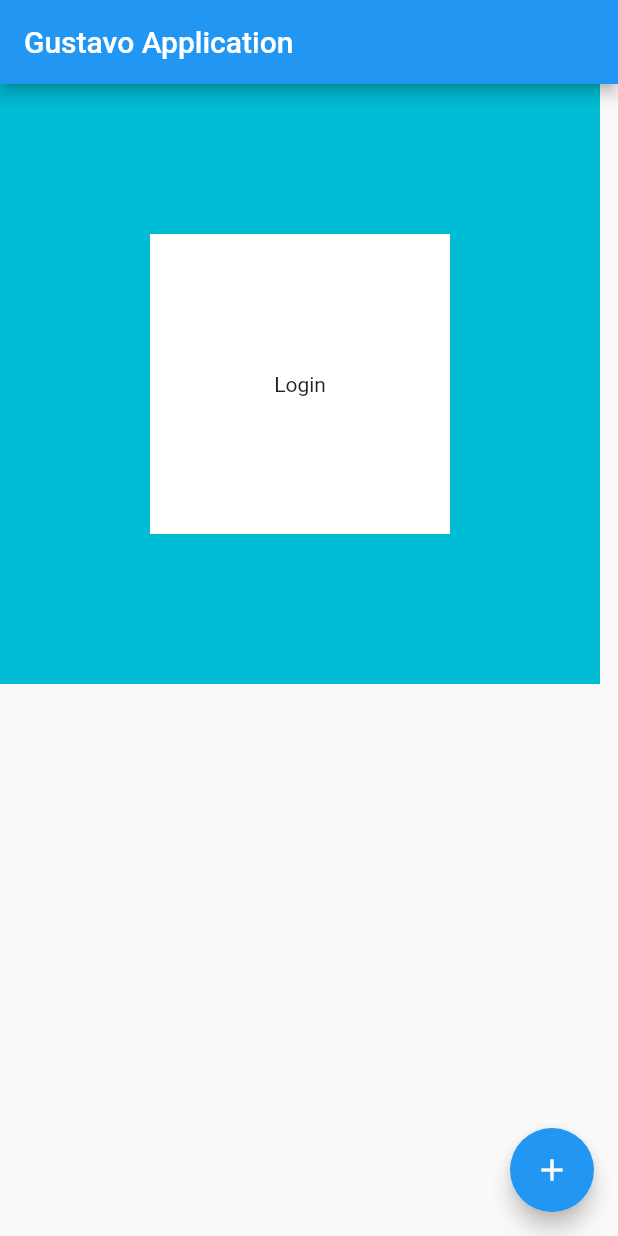
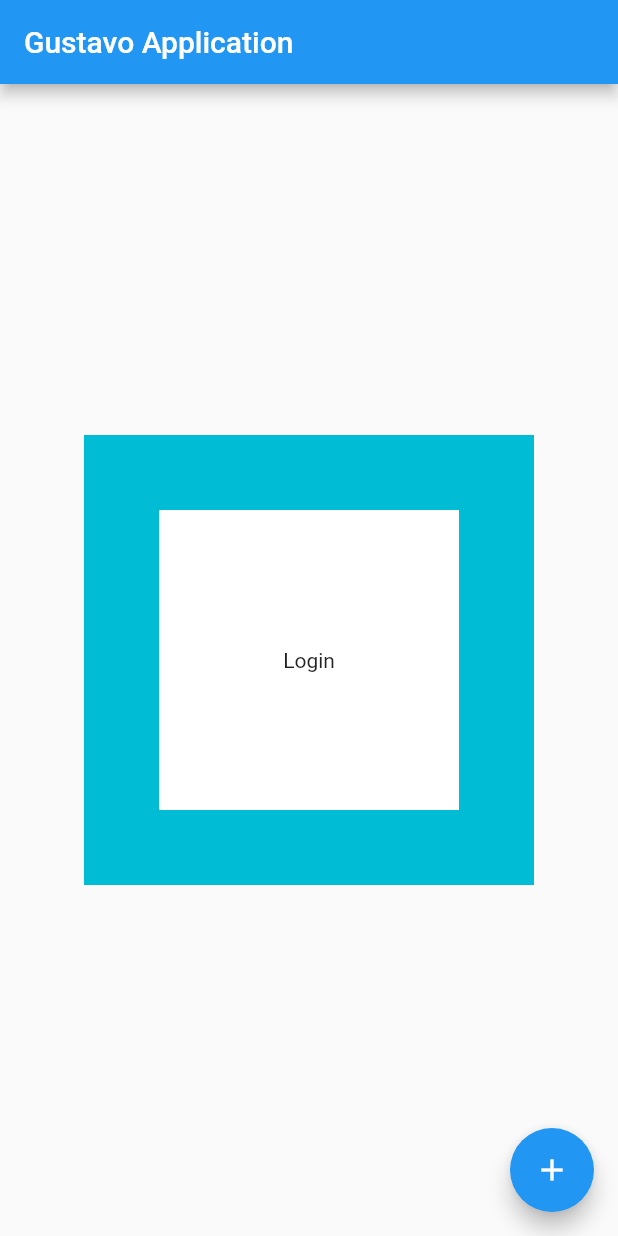
Before and after one commit to Winiast/Projeto_flutter, a Flutter app: the screen it shows after launch, on a phone screen of 412 x 824 dp. Run offline on Flutter 3.47's test engine with Material 2 defaults, Android fonts, the phone set to English and light mode, and no system bars.

Commit message:
Treinando containernização dos renders

```diff
--- a/lib/app_wigdet.dart
+++ b/lib/app_wigdet.dart
@@ -9,7 +9,8 @@ class AppWidget extends StatelessWidget {
   @override
   Widget build(BuildContext context) {
     return MaterialApp(
-      theme: ThemeData(primaryColor: Colors.purple),
+      theme:
+          ThemeData(primaryColor: Colors.purple, brightness: Brightness.light),
       home: HomePage(),
     );
   }
--- a/lib/home_page.dart
+++ b/lib/home_page.dart
@@ -15,10 +15,11 @@ class HomePageState extends State<HomePage> {
   @override
   Widget build(BuildContext context) {
     return Scaffold(
-        appBar: AppBar(title: Text("Gustavo Application")),
         body: Container(
-          height: 400,
-          width: 400,
+            child: Center(
+          child: Container(
+            height: 300,
+            width: 300,
             color: Colors.cyan,
             child: Center(
                 child: Container(
@@ -31,6 +32,8 @@ class HomePageState extends State<HomePage> {
               )),
             )),
           ),
+        )),
+        appBar: AppBar(title: Text("Gustavo Application")),
         floatingActionButton: FloatingActionButton(
           onPressed: () => {
             setState(() {
```
Lines whose indentation alone changed are shown as unchanged.
